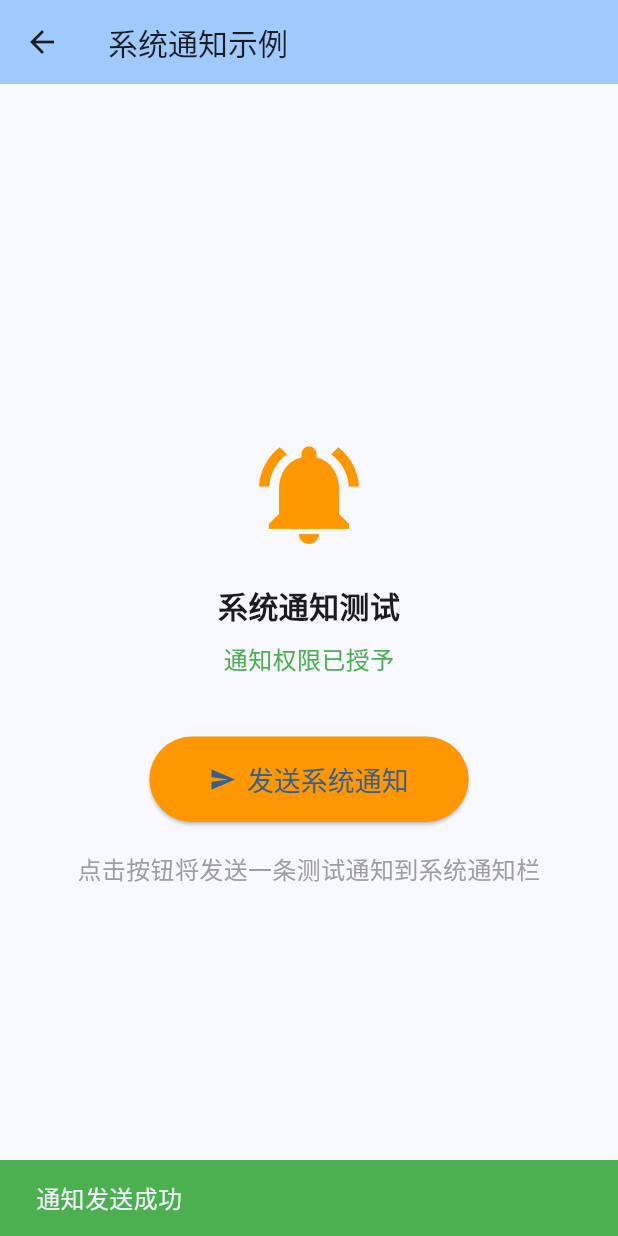
After one commit to JohniFirst/flutter_basic_rep, a Flutter app: the NotificationExamplePage screen opened directly, after a tap on "发送系统通知", on a phone screen of 412 x 824 dp. The commit adds this screen. Run offline on Flutter 3.47's test engine with Material 3 defaults, Android fonts, the phone set to English and light mode, and no system bars; our stand-ins replace flutter_local_notifications, flutter_secure_storage, image_picker, permission_handler, shared_preferences; accounts and stored records are empty.

Commit message:
增加系统通知功能

```diff
--- a/lib/screens/home_page/device_api_example/device_api_example_page.dart
+++ b/lib/screens/home_page/device_api_example/device_api_example_page.dart
@@ -1,5 +1,6 @@
 import 'package:flutter/material.dart';
 import 'camera_example_page.dart';
+import 'notification_example_page.dart';
 
 class DeviceApiExamplePage extends StatelessWidget {
   const DeviceApiExamplePage({super.key});
@@ -13,8 +14,9 @@ class DeviceApiExamplePage extends StatelessWidget {
       ),
       body: ListView.builder(
         padding: const EdgeInsets.all(16.0),
-        itemCount: 1,
+        itemCount: 2,
         itemBuilder: (context, index) {
+          if (index == 0) {
             return Card(
               elevation: 2,
               margin: const EdgeInsets.symmetric(vertical: 8.0),
@@ -35,6 +37,28 @@ class DeviceApiExamplePage extends StatelessWidget {
                 },
               ),
             );
+          } else {
+            return Card(
+              elevation: 2,
+              margin: const EdgeInsets.symmetric(vertical: 8.0),
+              child: ListTile(
+                leading: const Icon(Icons.notifications, size: 28, color: Colors.orange),
+                title: const Text(
+                  '系统通知',
+                  style: TextStyle(fontSize: 16, fontWeight: FontWeight.w500),
+                ),
+                subtitle: const Text('发送系统通知'),
+                trailing: const Icon(Icons.arrow_forward_ios),
+                onTap: () {
+                  Navigator.of(context).push(
+                    MaterialPageRoute(
+                      builder: (context) => const NotificationExamplePage(),
+                    ),
+                  );
+                },
+              ),
+            );
+          }
         },
       ),
     );
--- /dev/null
+++ b/lib/screens/home_page/device_api_example/notification_example_page.dart
@@ -0,0 +1,244 @@
+import 'package:flutter/material.dart';
+import 'package:flutter_local_notifications/flutter_local_notifications.dart';
+import 'package:permission_handler/permission_handler.dart';
+import 'dart:io';
+
+class NotificationExamplePage extends StatefulWidget {
+  const NotificationExamplePage({super.key});
+
+  @override
+  State<NotificationExamplePage> createState() => _NotificationExamplePageState();
+}
+
+class _NotificationExamplePageState extends State<NotificationExamplePage> {
+  late FlutterLocalNotificationsPlugin _flutterLocalNotificationsPlugin;
+  bool _permissionGranted = false;
+
+  @override
+  void initState() {
+    super.initState();
+    _initializeNotifications();
+  }
+
+  Future<void> _initializeNotifications() async {
+    _flutterLocalNotificationsPlugin = FlutterLocalNotificationsPlugin();
+
+    // 初始化设置
+    const AndroidInitializationSettings initializationSettingsAndroid =
+        AndroidInitializationSettings('@mipmap/ic_launcher');
+
+    final DarwinInitializationSettings initializationSettingsIOS =
+        DarwinInitializationSettings(
+      requestAlertPermission: true,
+      requestBadgePermission: true,
+      requestSoundPermission: true,
+    );
+
+    final InitializationSettings initializationSettings =
+        InitializationSettings(
+      android: initializationSettingsAndroid,
+      iOS: initializationSettingsIOS,
+      macOS: initializationSettingsIOS,
+    );
+
+    await _flutterLocalNotificationsPlugin.initialize(initializationSettings);
+
+    // 检查和请求权限
+    await _requestNotificationPermission();
+  }
+
+  // 请求通知权限
+  Future<void> _requestNotificationPermission() async {
+    if (Platform.isAndroid) {
+      // Android 13+ (API 33+) 需要请求POST_NOTIFICATIONS权限
+      if (await Permission.notification.isDenied) {
+        final status = await Permission.notification.request();
+        setState(() {
+          _permissionGranted = status.isGranted;
+        });
+      } else {
+        final isGranted = await Permission.notification.isGranted;
+        setState(() {
+          _permissionGranted = isGranted;
+        });
+      }
+    } else if (Platform.isIOS) {
+      // iOS权限检查
+      final status = await Permission.notification.status;
+      if (status.isDenied) {
+        final newStatus = await Permission.notification.request();
+        setState(() {
+          _permissionGranted = newStatus.isGranted;
+        });
+      } else {
+        setState(() {
+          _permissionGranted = status.isGranted;
+        });
+      }
+    } else {
+      // 其他平台默认授予权限
+      setState(() {
+        _permissionGranted = true;
+      });
+    }
+  }
+
+  Future<void> _sendNotification() async {
+    try {
+      // 再次检查权限
+      if (!_permissionGranted) {
+        await _requestNotificationPermission();
+        if (!_permissionGranted) {
+          if (mounted) {
+            ScaffoldMessenger.of(context).showSnackBar(
+              const SnackBar(
+                content: Text('请先授予通知权限'),
+                backgroundColor: Colors.orange,
+              ),
+            );
+          }
+          return;
+        }
+      }
+
+      const AndroidNotificationDetails androidPlatformChannelSpecifics =
+          AndroidNotificationDetails(
+        'basic_channel',
+        '基本通知',
+        importance: Importance.max,
+        priority: Priority.high,
+        showWhen: true,
+      );
+
+      const DarwinNotificationDetails iOSPlatformChannelSpecifics =
+          DarwinNotificationDetails();
+
+      const NotificationDetails platformChannelSpecifics = NotificationDetails(
+        android: androidPlatformChannelSpecifics,
+        iOS: iOSPlatformChannelSpecifics,
+      );
+
+      await _flutterLocalNotificationsPlugin.show(
+        0,
+        '测试通知',
+        '这是一条来自Flutter应用的系统通知',
+        platformChannelSpecifics,
+        payload: '这是通知的附加数据',
+      );
+
+      if (mounted) {
+        ScaffoldMessenger.of(context).showSnackBar(
+          const SnackBar(
+            content: Text('通知发送成功'),
+            backgroundColor: Colors.green,
+          ),
+        );
+      }
+    } catch (e) {
+      if (mounted) {
+        ScaffoldMessenger.of(context).showSnackBar(
+          SnackBar(
+            content: Text('通知发送失败: $e'),
+            backgroundColor: Colors.red,
+          ),
+        );
+      }
+    }
+  }
+
+  // 手动请求权限的方法
+  Future<void> _requestPermissionManually() async {
+    await _requestNotificationPermission();
+    if (_permissionGranted) {
+      if (mounted) {
+        ScaffoldMessenger.of(context).showSnackBar(
+          const SnackBar(
+            content: Text('通知权限已授予'),
+            backgroundColor: Colors.green,
+          ),
+        );
+      }
+    } else {
+      if (mounted) {
+        ScaffoldMessenger.of(context).showSnackBar(
+          const SnackBar(
+            content: Text('通知权限未授予，请在设备设置中允许'),
+            backgroundColor: Colors.orange,
+          ),
+        );
+      }
+    }
+  }
+
+  @override
+  Widget build(BuildContext context) {
+    return Scaffold(
+      appBar: AppBar(
+        title: const Text('系统通知示例'),
+        backgroundColor: Theme.of(context).colorScheme.inversePrimary,
+      ),
+      body: Center(
+        child: Padding(
+          padding: const EdgeInsets.all(20.0),
+          child: Column(
+            mainAxisAlignment: MainAxisAlignment.center,
+            children: [
+              const Icon(
+                Icons.notifications_active,
+                size: 80,
+                color: Colors.orange,
+              ),
+              const SizedBox(height: 20),
+              const Text(
+                '系统通知测试',
+                style: TextStyle(fontSize: 20, fontWeight: FontWeight.bold),
+              ),
+              const SizedBox(height: 10),
+              Text(
+                _permissionGranted ? '通知权限已授予' : '通知权限未授予',
+                style: TextStyle(
+                  color: _permissionGranted ? Colors.green : Colors.red,
+                  fontSize: 16,
+                ),
+              ),
+              const SizedBox(height: 10),
+              !_permissionGranted
+                  ? ElevatedButton(
+                      onPressed: _requestPermissionManually,
+                      style: ElevatedButton.styleFrom(
+                        padding: const EdgeInsets.symmetric(
+                          horizontal: 20,
+                          vertical: 10,
+                        ),
+                        backgroundColor: Colors.blue,
+                      ),
+                      child: const Text('请求通知权限'),
+                    )
+                  : Container(),
+              const SizedBox(height: 30),
+              ElevatedButton.icon(
+                onPressed: _sendNotification,
+                icon: const Icon(Icons.send),
+                label: const Text('发送系统通知'),
+                style: ElevatedButton.styleFrom(
+                  padding: const EdgeInsets.symmetric(
+                    horizontal: 40,
+                    vertical: 15,
+                  ),
+                  textStyle: const TextStyle(fontSize: 18),
+                  backgroundColor: Colors.orange,
+                ),
+              ),
+              const SizedBox(height: 20),
+              const Text(
+                '点击按钮将发送一条测试通知到系统通知栏',
+                textAlign: TextAlign.center,
+                style: TextStyle(color: Colors.grey),
+              ),
+            ],
+          ),
+        ),
+      ),
+    );
+  }
+}
--- a/pubspec.yaml
+++ b/pubspec.yaml
@@ -47,6 +47,10 @@ dependencies:
   http: ^1.5.0
 #  图片选择（相机调用）
   image_picker: ^1.1.1
+  #  本地通知
+  flutter_local_notifications: ^17.2.3
+  #  权限处理
+  permission_handler: ^11.3.1
 
 dev_dependencies:
   flutter_test:
```
Also changed, not shown: pubspec.lock, 6 other files. Lines whose indentation alone changed are shown as unchanged.
